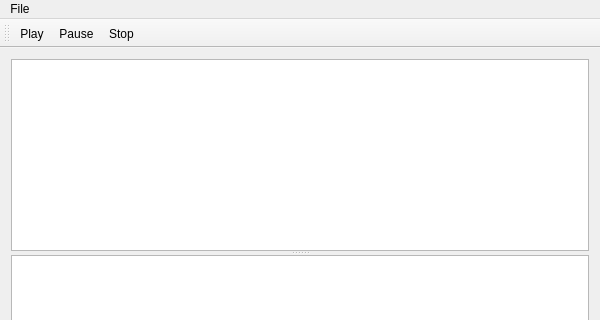
Above: mainwindow.ui from tdanckaert/wavPlayer before the change; both pictures show x 0 to 600 and y 0 to 320 of the 600 by 480 pixel window. Below: the same form after it.
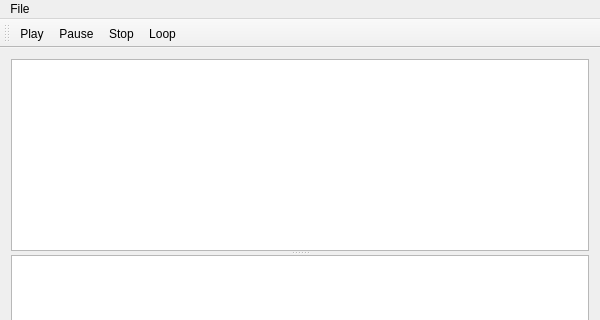
That is the form after the change. Custom widgets are drawn as their Qt base class.

Commit message:
Add play/pause/loop/stop controls and basic state management
play/pause/loop/stop state transitions seem correct, but I should come
up with a more systematic design.  Current system already seems to
complex.

```diff
--- a/mainwindow.ui
+++ b/mainwindow.ui
@@ -122,6 +122,7 @@
    <addaction name="actionPlay"/>
    <addaction name="actionPause"/>
    <addaction name="actionStop"/>
+   <addaction name="actionLoop"/>
   </widget>
   <widget class="QStatusBar" name="statusBar"/>
   <action name="actionOpen">
@@ -155,6 +156,11 @@
     <string>Stop</string>
    </property>
   </action>
+  <action name="actionLoop">
+   <property name="text">
+    <string>Loop</string>
+   </property>
+  </action>
  </widget>
  <layoutdefault spacing="6" margin="11"/>
  <customwidgets>
```
The commit also changes 4 other files.
